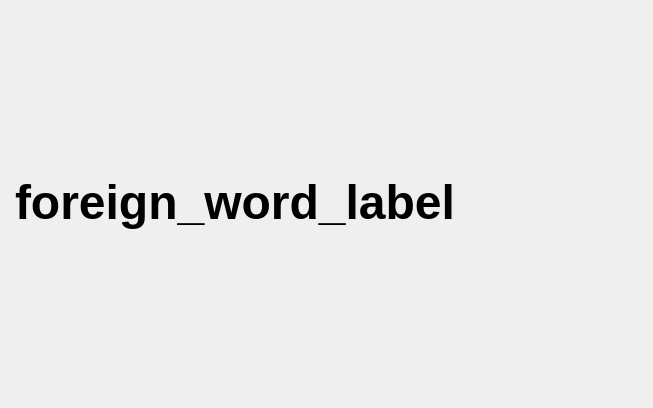
This is src/gui/quiz_definition.ui in tombranfield/spaced_repeating_vocabulary as Qt 5 draws it before an edit. The edited form follows.
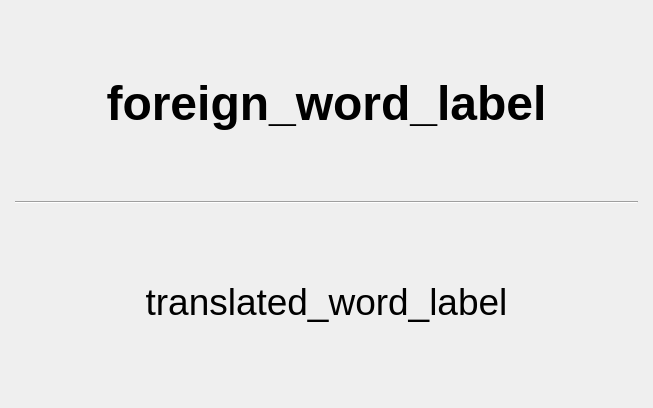
This is the edited form.

```diff
--- a/src/gui/quiz_definition.ui
+++ b/src/gui/quiz_definition.ui
@@ -34,6 +34,31 @@
      <property name="text">
       <string>foreign_word_label</string>
      </property>
+     <property name="alignment">
+      <set>Qt::AlignCenter</set>
+     </property>
+    </widget>
+   </item>
+   <item>
+    <widget class="Line" name="line">
+     <property name="orientation">
+      <enum>Qt::Horizontal</enum>
+     </property>
+    </widget>
+   </item>
+   <item>
+    <widget class="QLabel" name="translated_word_label">
+     <property name="font">
+      <font>
+       <pointsize>28</pointsize>
+      </font>
+     </property>
+     <property name="text">
+      <string>translated_word_label</string>
+     </property>
+     <property name="alignment">
+      <set>Qt::AlignCenter</set>
+     </property>
     </widget>
    </item>
   </layout>
```
